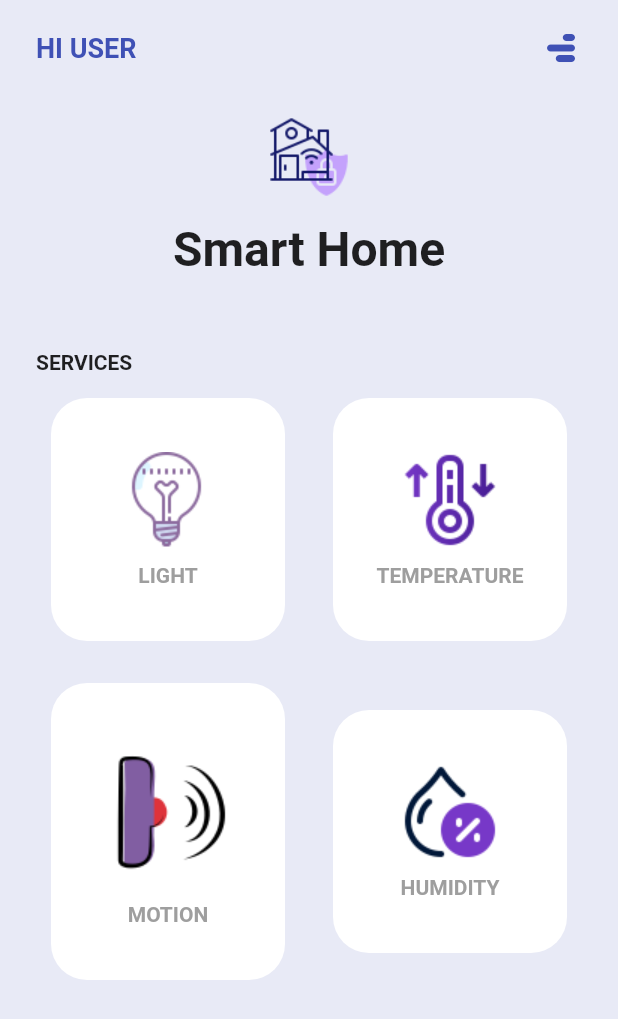
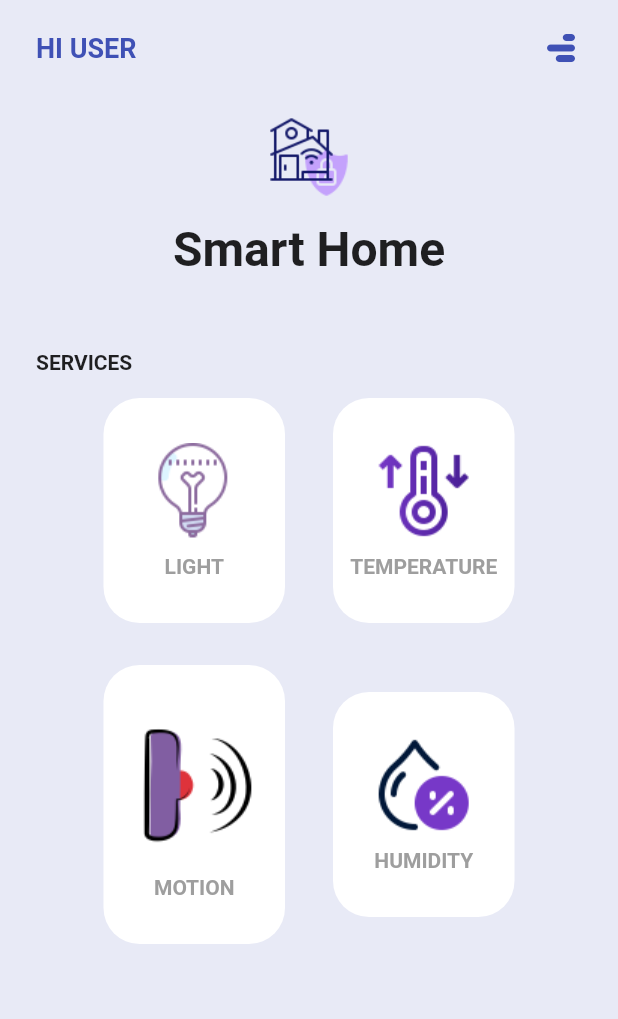
Before and after one commit to KoksalBerkay/smart-office-project, a Flutter app: the HomePage screen opened directly, on a phone screen of 412 x 824 dp. Shown: the top 1019 px of the screen. Run offline on Flutter 3.47's test engine with Material 2 defaults, Android fonts, the light colour scheme and no system bars; our stand-ins replace flutter_blue_plus, flutter_spinkit, percent_indicator, wakelock; missing offline and left inert: mqtt_client, network_info_plus.

Commit message:
Update home_page.dart

```diff
--- a/ble-flutter/lib/home_page.dart
+++ b/ble-flutter/lib/home_page.dart
@@ -3,6 +3,10 @@ import 'pages/temperature_page.dart';
 import 'pages/humidity_page.dart';
 import 'pages/motion_page.dart';
 import 'pages/light_page.dart';
+
+
+String mqttIp = "192.168.0.108";
+
 
 class HomePage extends StatefulWidget {
   const HomePage({Key? key}) : super(key: key);
@@ -12,6 +16,7 @@ class HomePage extends StatefulWidget {
 }
 
 class _HomePageState extends State<HomePage> {
+
   @override
   Widget build(BuildContext context) {
     return Scaffold(
@@ -165,9 +170,9 @@ class _HomePageState extends State<HomePage> {
       onTap: onTap,
       child: Container(
         padding: const EdgeInsets.symmetric(
-          vertical: 36,
+          vertical: 30,
         ),
-        width: 156,
+        width: 121,
         decoration: BoxDecoration(
           color: color,
           borderRadius: BorderRadius.circular(24),
```
